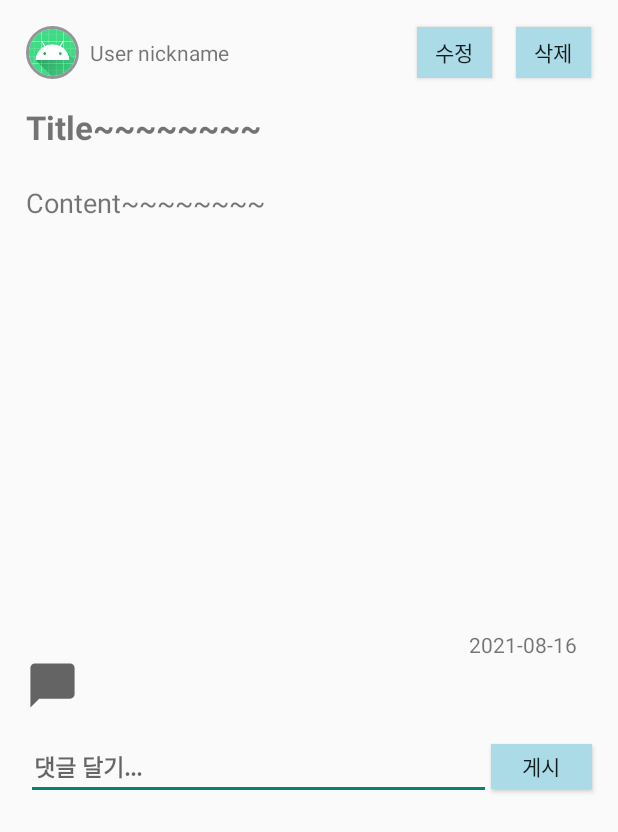
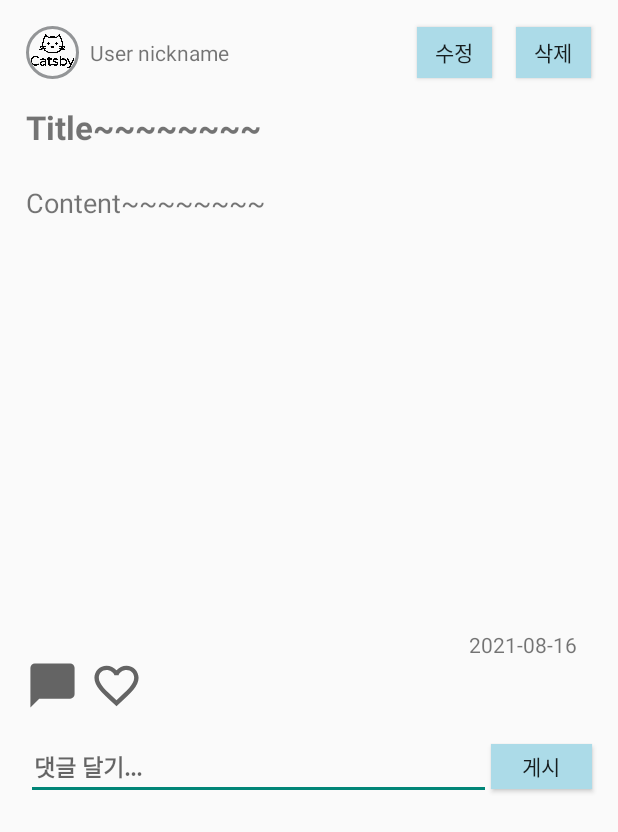
Before and after one commit to yeonii98/Catsby_mirroring, an Android app: the layout list_item.xml on its own in the app's theme, with its tools: preview values and no code run, on a phone screen of 412 x 824 dp. Shown: the top 832 px of the screen. Run offline under Robolectric (Android 15) with nearby library versions, the phone set to English and light mode, and no system bars.

Commit message:
툴바 타이틀, 타운 수정

```diff
--- a/Android/app/src/main/java/org/techtown/catsby/community/AddActivity.java
+++ b/Android/app/src/main/java/org/techtown/catsby/community/AddActivity.java
@@ -74,6 +74,7 @@ public class AddActivity extends AppCompatActivity {
 
         Toolbar mToolbar = (Toolbar) findViewById(R.id.toolbar);
         setSupportActionBar(mToolbar);
+        getSupportActionBar().setTitle("커뮤니티 글 쓰기");
 
         getSupportActionBar().setDisplayHomeAsUpEnabled(true);
 
--- a/Android/app/src/main/java/org/techtown/catsby/community/TownCommentListActivity.java
+++ b/Android/app/src/main/java/org/techtown/catsby/community/TownCommentListActivity.java
@@ -60,6 +60,7 @@ public class TownCommentListActivity extends AppCompatActivity {
         //뒤로가기
         Toolbar mToolbar = (Toolbar) findViewById(R.id.toolbar);
         setSupportActionBar(mToolbar);
+        getSupportActionBar().setTitle("커뮤니티 댓글 목록");
 
         getSupportActionBar().setDisplayHomeAsUpEnabled(true);
 
--- a/Android/app/src/main/java/org/techtown/catsby/community/UpdateActivity.java
+++ b/Android/app/src/main/java/org/techtown/catsby/community/UpdateActivity.java
@@ -68,6 +68,7 @@ public class UpdateActivity extends AppCompatActivity {
 
         Toolbar mToolbar = (Toolbar) findViewById(R.id.toolbar);
         setSupportActionBar(mToolbar);
+        getSupportActionBar().setTitle("커뮤니티 글 수정하기");
 
         getSupportActionBar().setDisplayHomeAsUpEnabled(true);
 
--- a/Android/app/src/main/res/layout/list_item.xml
+++ b/Android/app/src/main/res/layout/list_item.xml
@@ -15,7 +15,7 @@
             android:layout_width="35dp"
             android:layout_height="35dp"
             android:layout_marginLeft="7dp"
-            android:src="@mipmap/ic_launcher_round"
+            android:src="@drawable/catsby_logo_black"
             app:civ_border_color="#939597"
             app:civ_border_width="2dp"
             android:id="@+id/user_img"/>
@@ -98,12 +98,7 @@
     <LinearLayout
         android:layout_width="match_parent"
         android:layout_height="50dp">
-<!--        <ImageView-->
-<!--            android:layout_width="35dp"-->
-<!--            android:layout_height="35dp"-->
-<!--            android:layout_marginLeft="7.5dp"-->
-<!--            android:src="@drawable/ic_baseline_favorite_border_24"-->
-<!--            android:id="@+id/town_likeBtn"/>-->
+
 <!--        <TextView-->
 <!--            android:id="@+id/likeCnt"-->
 <!--            android:layout_width="wrap_content"-->
@@ -116,7 +111,12 @@
             android:layout_marginRight="7dp"
             android:src="@drawable/ic_baseline_chat_bubble_24"
             android:id="@+id/town_comment"/>
+        <ImageView
+            android:layout_width="35dp"
+            android:layout_height="35dp"
 
+            android:src="@drawable/ic_baseline_favorite_border_24"
+            android:id="@+id/town_likeBtn"/>
     </LinearLayout>
 
     <LinearLayout
```
Also changed, not shown: Android/app/src/main/java/org/techtown/catsby/community/FragmentCommunity.java (+35 -8 lines), Android/app/src/main/res/drawable-v24/catsby_logo_black.png (added).
